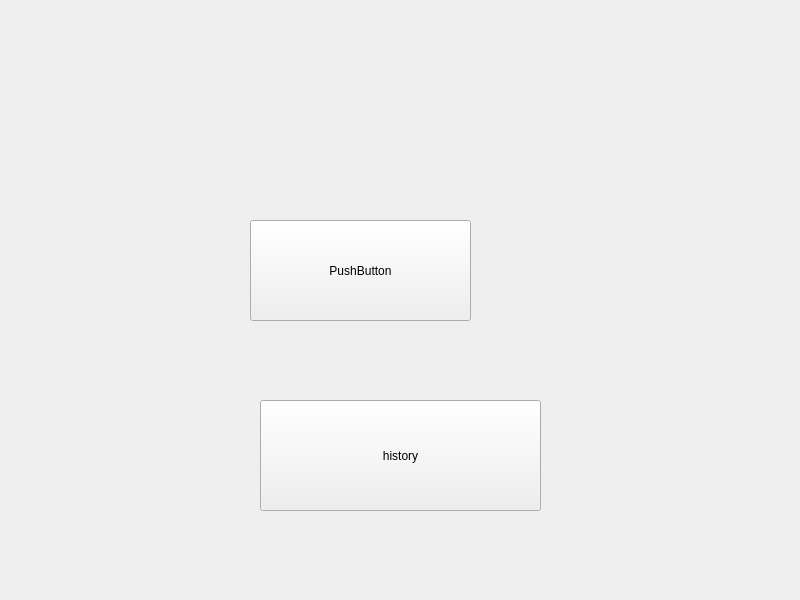
First picture: the form in TfriClient/widget.ui, repository roger0816/Tfri, before the edit.
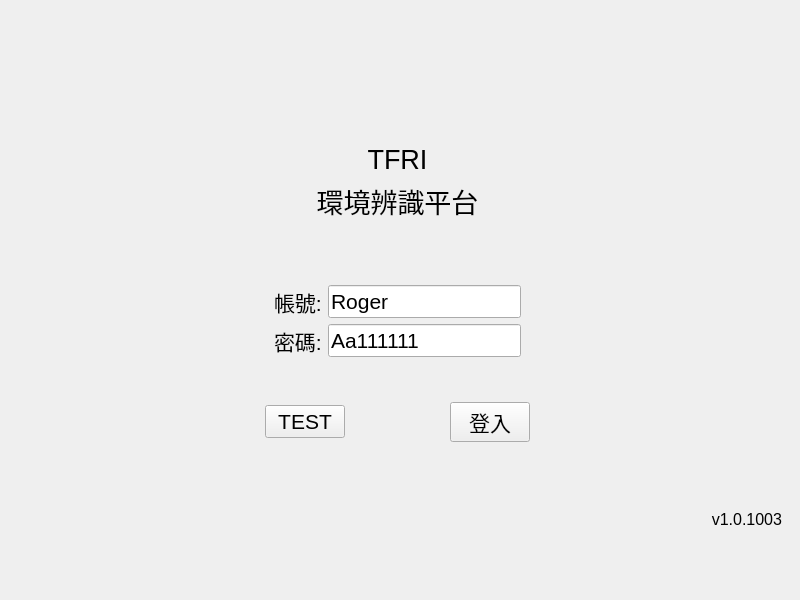
Second picture: the form after the edit. Custom widgets are drawn as their Qt base class.

The edit to the form file:
```diff
--- a/TfriClient/widget.ui
+++ b/TfriClient/widget.ui
@@ -13,33 +13,341 @@
   <property name="windowTitle">
    <string>Widget</string>
   </property>
-  <widget class="QPushButton" name="pushButton">
-   <property name="geometry">
-    <rect>
-     <x>250</x>
-     <y>220</y>
-     <width>221</width>
-     <height>101</height>
-    </rect>
+  <layout class="QGridLayout" name="gridLayout">
+   <property name="leftMargin">
+    <number>0</number>
    </property>
-   <property name="text">
-    <string>PushButton</string>
+   <property name="topMargin">
+    <number>0</number>
    </property>
-  </widget>
-  <widget class="QPushButton" name="pushButton_2">
-   <property name="geometry">
-    <rect>
-     <x>260</x>
-     <y>400</y>
-     <width>281</width>
-     <height>111</height>
-    </rect>
+   <property name="rightMargin">
+    <number>0</number>
    </property>
-   <property name="text">
-    <string>history</string>
+   <property name="bottomMargin">
+    <number>0</number>
    </property>
-  </widget>
+   <property name="spacing">
+    <number>0</number>
+   </property>
+   <item row="0" column="0">
+    <widget class="QWidget" name="wBg" native="true">
+     <property name="font">
+      <font>
+       <pointsize>12</pointsize>
+      </font>
+     </property>
+     <layout class="QGridLayout" name="gridLayout_2">
+      <item row="1" column="0">
+       <widget class="QStackedWidget" name="stackedWidget">
+        <widget class="QWidget" name="pageLogin">
+         <layout class="QGridLayout" name="gridLayout_4">
+          <item row="3" column="0">
+           <spacer name="horizontalSpacer_2">
+            <property name="orientation">
+             <enum>Qt::Horizontal</enum>
+            </property>
+            <property name="sizeHint" stdset="0">
+             <size>
+              <width>40</width>
+              <height>20</height>
+             </size>
+            </property>
+           </spacer>
+          </item>
+          <item row="3" column="2">
+           <spacer name="horizontalSpacer_3">
+            <property name="orientation">
+             <enum>Qt::Horizontal</enum>
+            </property>
+            <property name="sizeHint" stdset="0">
+             <size>
+              <width>40</width>
+              <height>20</height>
+             </size>
+            </property>
+           </spacer>
+          </item>
+          <item row="3" column="1">
+           <widget class="QWidget" name="widget_3" native="true">
+            <layout class="QGridLayout" name="gridLayout_3">
+             <item row="3" column="2">
+              <widget class="QPushButton" name="btnLogin">
+               <property name="maximumSize">
+                <size>
+                 <width>120</width>
+                 <height>16777215</height>
+                </size>
+               </property>
+               <property name="font">
+                <font>
+                 <pointsize>16</pointsize>
+                </font>
+               </property>
+               <property name="text">
+                <string>登入</string>
+               </property>
+              </widget>
+             </item>
+             <item row="3" column="1">
+              <spacer name="horizontalSpacer">
+               <property name="orientation">
+                <enum>Qt::Horizontal</enum>
+               </property>
+               <property name="sizeHint" stdset="0">
+                <size>
+                 <width>40</width>
+                 <height>20</height>
+                </size>
+               </property>
+              </spacer>
+             </item>
+             <item row="0" column="1" colspan="2">
+              <spacer name="verticalSpacer_3">
+               <property name="orientation">
+                <enum>Qt::Vertical</enum>
+               </property>
+               <property name="sizeHint" stdset="0">
+                <size>
+                 <width>20</width>
+                 <height>40</height>
+                </size>
+               </property>
+              </spacer>
+             </item>
+             <item row="3" column="0">
+              <widget class="QPushButton" name="btnTestPage">
+               <property name="font">
+                <font>
+                 <pointsize>16</pointsize>
+                </font>
+               </property>
+               <property name="text">
+                <string>TEST</string>
+               </property>
+              </widget>
+             </item>
+             <item row="1" column="0" colspan="3">
+              <widget class="QWidget" name="widget_2" native="true">
+               <layout class="QFormLayout" name="formLayout">
+                <item row="0" column="0">
+                 <widget class="QLabel" name="label_2">
+                  <property name="minimumSize">
+                   <size>
+                    <width>40</width>
+                    <height>0</height>
+                   </size>
+                  </property>
+                  <property name="font">
+                   <font>
+                    <pointsize>16</pointsize>
+                   </font>
+                  </property>
+                  <property name="text">
+                   <string>帳號:</string>
+                  </property>
+                 </widget>
+                </item>
+                <item row="0" column="1">
+                 <widget class="QLineEdit" name="txUser">
+                  <property name="font">
+                   <font>
+                    <pointsize>16</pointsize>
+                   </font>
+                  </property>
+                  <property name="text">
+                   <string>Roger</string>
+                  </property>
+                 </widget>
+                </item>
+                <item row="1" column="0">
+                 <widget class="QLabel" name="label_3">
+                  <property name="font">
+                   <font>
+                    <pointsize>16</pointsize>
+                   </font>
+                  </property>
+                  <property name="text">
+                   <string>密碼:</string>
+                  </property>
+                 </widget>
+                </item>
+                <item row="1" column="1">
+                 <widget class="QLineEdit" name="txPassword">
+                  <property name="font">
+                   <font>
+                    <pointsize>16</pointsize>
+                   </font>
+                  </property>
+                  <property name="text">
+                   <string>Aa111111</string>
+                  </property>
+                 </widget>
+                </item>
+               </layout>
+              </widget>
+             </item>
+             <item row="2" column="0" colspan="3">
+              <widget class="QLabel" name="lbMsg">
+               <property name="font">
+                <font>
+                 <pointsize>16</pointsize>
+                </font>
+               </property>
+               <property name="styleSheet">
+                <string notr="true">color: rgb(220, 73, 0);</string>
+               </property>
+               <property name="text">
+                <string/>
+               </property>
+              </widget>
+             </item>
+            </layout>
+           </widget>
+          </item>
+          <item row="4" column="2">
+           <widget class="QLabel" name="label_5">
+            <property name="sizePolicy">
+             <sizepolicy hsizetype="Preferred" vsizetype="Maximum">
+              <horstretch>0</horstretch>
+              <verstretch>0</verstretch>
+             </sizepolicy>
+            </property>
+            <property name="text">
+             <string>v1.0.1003</string>
+            </property>
+            <property name="alignment">
+             <set>Qt::AlignRight|Qt::AlignTrailing|Qt::AlignVCenter</set>
+            </property>
+           </widget>
+          </item>
+          <item row="4" column="1">
+           <spacer name="verticalSpacer_2">
+            <property name="orientation">
+             <enum>Qt::Vertical</enum>
+            </property>
+            <property name="sizeHint" stdset="0">
+             <size>
+              <width>20</width>
+              <height>40</height>
+             </size>
+            </property>
+           </spacer>
+          </item>
+          <item row="2" column="1">
+           <widget class="QLabel" name="label_4">
+            <property name="font">
+             <font>
+              <pointsize>20</pointsize>
+             </font>
+            </property>
+            <property name="text">
+             <string>環境辨識平台</string>
+            </property>
+            <property name="alignment">
+             <set>Qt::AlignCenter</set>
+            </property>
+           </widget>
+          </item>
+          <item row="0" column="1">
+           <spacer name="verticalSpacer">
+            <property name="orientation">
+             <enum>Qt::Vertical</enum>
+            </property>
+            <property name="sizeHint" stdset="0">
+             <size>
+              <width>20</width>
+              <height>40</height>
+             </size>
+            </property>
+           </spacer>
+          </item>
+          <item row="1" column="1">
+           <widget class="QLabel" name="label_6">
+            <property name="font">
+             <font>
+              <pointsize>20</pointsize>
+             </font>
+            </property>
+            <property name="text">
+             <string>TFRI</string>
+            </property>
+            <property name="alignment">
+             <set>Qt::AlignCenter</set>
+            </property>
+           </widget>
+          </item>
+         </layout>
+        </widget>
+        <widget class="QWidget" name="pageAnalyze">
+         <layout class="QGridLayout" name="gridLayout_6">
+          <item row="0" column="0">
+           <widget class="WTableAnalyze" name="widget_4" native="true"/>
+          </item>
+         </layout>
+        </widget>
+        <widget class="QWidget" name="pageTest">
+         <layout class="QHBoxLayout" name="horizontalLayout_2">
+          <item>
+           <widget class="QWidget" name="widget" native="true">
+            <layout class="QGridLayout" name="gridLayout_5">
+             <item row="1" column="2">
+              <widget class="QPushButton" name="pushButton">
+               <property name="text">
+                <string>decode pic</string>
+               </property>
+              </widget>
+             </item>
+             <item row="1" column="1">
+              <widget class="QPushButton" name="pushButton_2">
+               <property name="text">
+                <string>history</string>
+               </property>
+              </widget>
+             </item>
+             <item row="1" column="3">
+              <widget class="QSpinBox" name="spinBox">
+               <property name="minimum">
+                <number>1</number>
+               </property>
+               <property name="maximum">
+                <number>9999</number>
+               </property>
+               <property name="singleStep">
+                <number>1</number>
+               </property>
+               <property name="value">
+                <number>10</number>
+               </property>
+              </widget>
+             </item>
+             <item row="0" column="1">
+              <widget class="QPushButton" name="btnTestBack">
+               <property name="text">
+                <string>BACK</string>
+               </property>
+              </widget>
+             </item>
+            </layout>
+           </widget>
+          </item>
+         </layout>
+        </widget>
+        <widget class="QWidget" name="page_2"/>
+       </widget>
+      </item>
+     </layout>
+    </widget>
+   </item>
+  </layout>
  </widget>
+ <customwidgets>
+  <customwidget>
+   <class>WTableAnalyze</class>
+   <extends>QWidget</extends>
+   <header>WTableAnalyze.h</header>
+   <container>1</container>
+  </customwidget>
+ </customwidgets>
  <resources/>
  <connections/>
 </ui>
```
